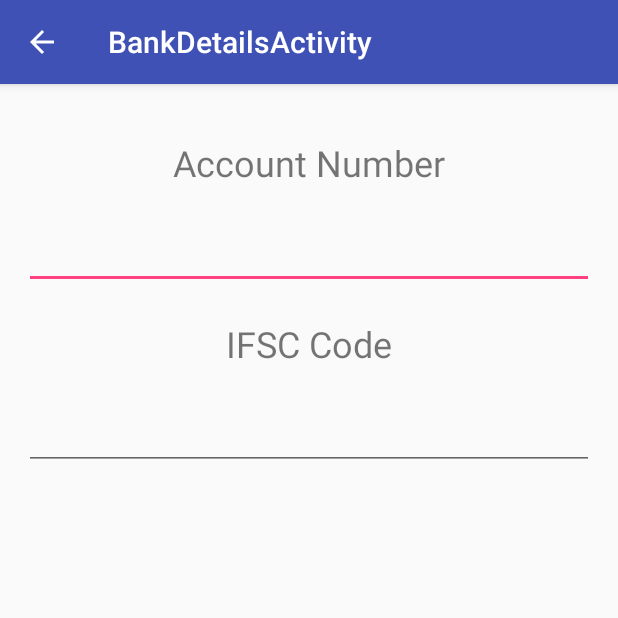
After one commit to manangandhi7/MoneyPal, an Android app: the BankDetailsActivity screen opened directly, with no data from a screen before it, on a phone screen of 412 x 824 dp, the top half of it. The commit adds this screen. Run offline under Robolectric (Android 15) with nearby library versions, the phone set to English and light mode, and no system bars.

Commit message:
UI modifications and bank details added

```diff
--- /dev/null
+++ b/app/src/main/java/com/MoneyPal/Activity/BankDetailsActivity.java
@@ -0,0 +1,25 @@
+package com.MoneyPal.Activity;
+
+import android.os.Bundle;
+import android.support.design.widget.FloatingActionButton;
+import android.support.design.widget.Snackbar;
+import android.support.v7.app.AppCompatActivity;
+import android.support.v7.widget.Toolbar;
+import android.view.View;
+
+import com.MoneyPal.R;
+
+public class BankDetailsActivity extends AppCompatActivity {
+
+    @Override
+    protected void onCreate(Bundle savedInstanceState) {
+        super.onCreate(savedInstanceState);
+        setContentView(R.layout.activity_bank_details);
+        Toolbar toolbar = (Toolbar) findViewById(R.id.toolbar);
+        setSupportActionBar(toolbar);
+
+
+        getSupportActionBar().setDisplayHomeAsUpEnabled(true);
+    }
+
+}
--- a/app/src/main/java/com/MoneyPal/Activity/DostarDetailActivity.java
+++ b/app/src/main/java/com/MoneyPal/Activity/DostarDetailActivity.java
@@ -32,7 +32,7 @@ public class DostarDetailActivity extends AppCompatActivity {
         fab.setOnClickListener(new View.OnClickListener() {
             @Override
             public void onClick(View view) {
-                Snackbar.make(view, "Replace with your own detail action", Snackbar.LENGTH_LONG)
+                Snackbar.make(view, "Yet to be implemented", Snackbar.LENGTH_LONG)
                         .setAction("Action", null).show();
             }
         });
--- a/app/src/main/java/com/MoneyPal/Activity/MainActivity.java
+++ b/app/src/main/java/com/MoneyPal/Activity/MainActivity.java
@@ -234,7 +234,9 @@ public class MainActivity extends AppCompatActivity
             //intent.putExtra(EXTRA_MESSAGE, message);
             startActivity(intent);
         } else if (id == R.id.nav_bank_details) {
-
+            Intent intent = new Intent(getApplicationContext(), BankDetailsActivity.class);
+            //intent.putExtra(EXTRA_MESSAGE, message);
+            startActivity(intent);
         } else if (id == R.id.nav_manage) {
 
         } else if (id == R.id.nav_share) {
--- a/app/src/main/java/com/MoneyPal/Activity/ProfileActivity.java
+++ b/app/src/main/java/com/MoneyPal/Activity/ProfileActivity.java
@@ -47,5 +47,7 @@ public class ProfileActivity extends AppCompatActivity {
         if (userName != "") {
             setTitle(userName);
         }
+        getSupportActionBar().setDisplayHomeAsUpEnabled(true);
+
     }
 }
--- a/app/src/main/java/com/MoneyPal/Inventory/Transaction.java
+++ b/app/src/main/java/com/MoneyPal/Inventory/Transaction.java
@@ -51,6 +51,7 @@ public class Transaction {
     }
 
     public void addPayer(String payer, double amount){
+        //TODO: jo user store ma na hoy to add kar navo
         payers.put(payer, amount);
     }
 
--- /dev/null
+++ b/app/src/main/res/layout/activity_bank_details.xml
@@ -0,0 +1,26 @@
+<?xml version="1.0" encoding="utf-8"?>
+<android.support.design.widget.CoordinatorLayout xmlns:android="http://schemas.android.com/apk/res/android"
+    xmlns:app="http://schemas.android.com/apk/res-auto"
+    xmlns:tools="http://schemas.android.com/tools"
+    android:layout_width="match_parent"
+    android:layout_height="match_parent"
+    android:fitsSystemWindows="true"
+    tools:context="com.MoneyPal.Activity.BankDetailsActivity">
+
+    <android.support.design.widget.AppBarLayout
+        android:layout_width="match_parent"
+        android:layout_height="wrap_content"
+        android:theme="@style/AppTheme.AppBarOverlay">
+
+        <android.support.v7.widget.Toolbar
+            android:id="@+id/toolbar"
+            android:layout_width="match_parent"
+            android:layout_height="?attr/actionBarSize"
+            android:background="?attr/colorPrimary"
+            app:popupTheme="@style/AppTheme.PopupOverlay" />
+
+    </android.support.design.widget.AppBarLayout>
+
+    <include layout="@layout/content_bank_details" />
+
+</android.support.design.widget.CoordinatorLayout>
--- /dev/null
+++ b/app/src/main/res/layout/content_bank_details.xml
@@ -0,0 +1,59 @@
+<?xml version="1.0" encoding="utf-8"?>
+<RelativeLayout xmlns:android="http://schemas.android.com/apk/res/android"
+    xmlns:app="http://schemas.android.com/apk/res-auto"
+    xmlns:tools="http://schemas.android.com/tools"
+    android:id="@+id/content_bank_details"
+    android:layout_width="match_parent"
+    android:layout_height="match_parent"
+    android:paddingBottom="@dimen/activity_vertical_margin"
+    android:paddingLeft="@dimen/activity_horizontal_margin"
+    android:paddingRight="@dimen/activity_horizontal_margin"
+    android:paddingTop="@dimen/activity_vertical_margin"
+    app:layout_behavior="@string/appbar_scrolling_view_behavior"
+    tools:context="com.MoneyPal.Activity.BankDetailsActivity"
+    tools:showIn="@layout/activity_bank_details">
+
+
+        <TextView
+            android:text="Account Number"
+            android:layout_width="wrap_content"
+            android:layout_height="wrap_content"
+            android:layout_centerHorizontal="true"
+            android:layout_alignParentTop="true"
+            android:layout_marginTop="20sp"
+            android:textSize="24sp"
+            android:id="@+id/account_number_textbox" />
+
+    <EditText
+        android:text=""
+
+        android:layout_width="match_parent"
+        android:layout_height="wrap_content"
+        android:layout_centerHorizontal="true"
+        android:layout_below="@+id/account_number_textbox"
+        android:layout_marginTop="20sp"
+        android:textSize="20sp"
+        android:id="@+id/account_number" />
+
+        <TextView
+            android:text="IFSC Code"
+            android:layout_width="wrap_content"
+            android:layout_height="wrap_content"
+            android:layout_centerHorizontal="true"
+            android:layout_below="@+id/account_number"
+            android:layout_marginTop="20sp"
+            android:textSize="24sp"
+            android:id="@+id/ifsc_code_textbox" />
+
+    <EditText
+        android:text=""
+
+        android:layout_width="match_parent"
+        android:layout_height="wrap_content"
+        android:layout_centerHorizontal="true"
+        android:layout_below="@+id/ifsc_code_textbox"
+        android:layout_marginTop="20sp"
+        android:textSize="20sp"
+        android:id="@+id/ifsc_code" />
+
+</RelativeLayout>
--- a/app/src/main/res/values/strings.xml
+++ b/app/src/main/res/values/strings.xml
@@ -30,7 +30,8 @@
     <string name="title_item_detail">Item Detail</string>
     <string name="title_friend_list">Friends</string>
     <string name="title_friend_detail">Friend Detail</string>
-    <string name="title_dostar_list">Dostaro</string>
-    <string name="title_dostar_detail">Dostar Detail</string>
+    <string name="title_dostar_list">Friends</string>
+    <string name="title_dostar_detail">Friend Detail</string>
     <string name="title_activity_profile">ProfileActivity</string>
+    <string name="title_activity_bank_details">BankDetailsActivity</string>
 </resources>
```
Also changed, not shown: app/src/main/AndroidManifest.xml (+10 -6 lines), app/src/main/java/com/MoneyPal/Activity/ShareMoneyActivity.java (+11 -10 lines), app/src/main/res/layout/item_part_details.xml (+16 -3 lines).
